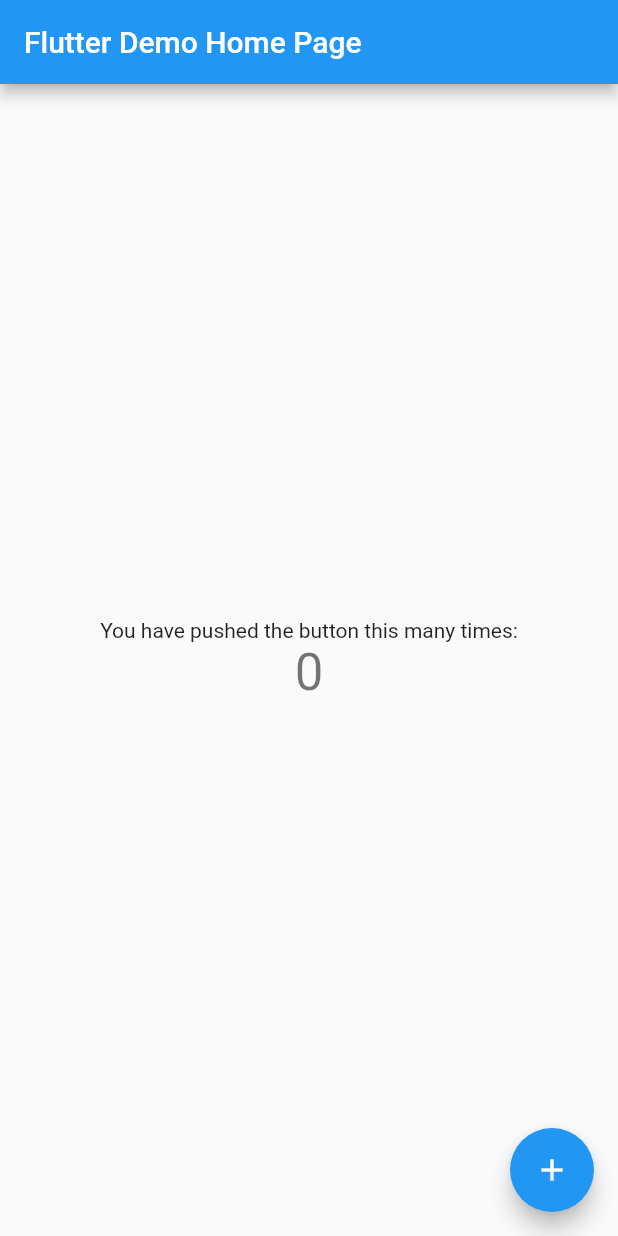
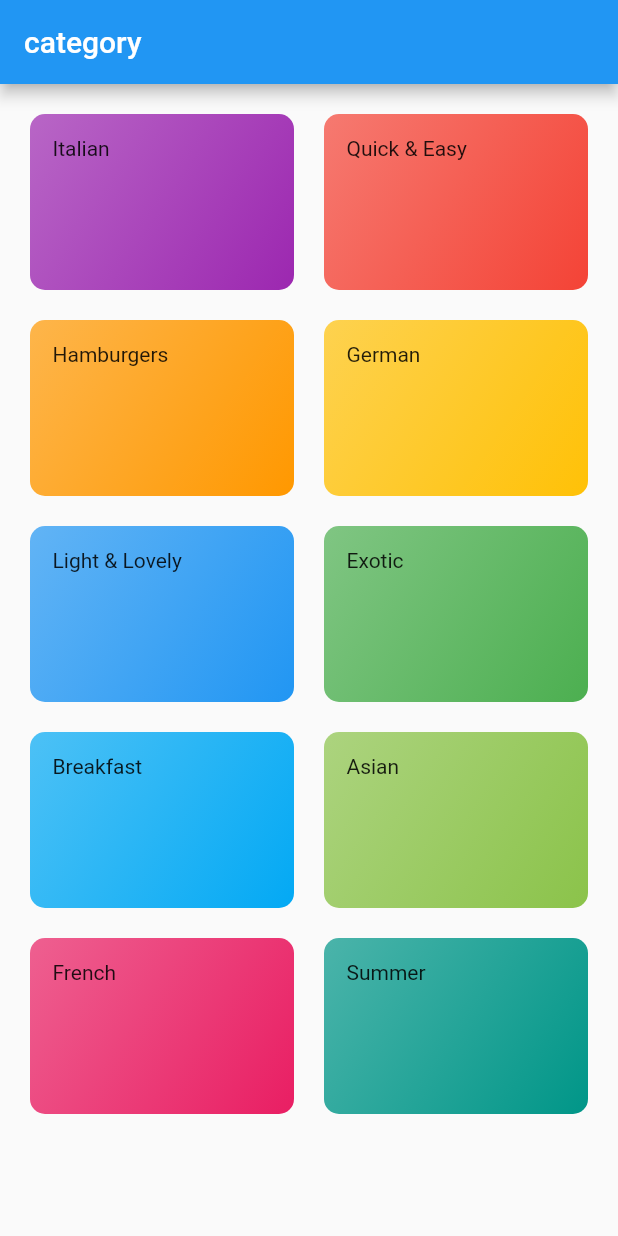
Before and after one commit to Muhammad-Yasin-ktk/MealsApp, a Flutter app: the screen it shows after launch, on a phone screen of 412 x 824 dp. Run offline on Flutter 3.47's test engine with Material 2 defaults, Android fonts, the phone set to English and light mode, and no system bars.

```diff
--- /dev/null
+++ b/lib/dummy_data.dart
@@ -0,0 +1,55 @@
+import 'package:flutter/material.dart';
+import 'package:meals_app/model/category.dart';
+
+const DUMMY_DATA = [
+  Category(
+    id: 'c1',
+    title: 'Italian',
+    color: Colors.purple,
+  ),
+  Category(
+    id: 'c2',
+    title: 'Quick & Easy',
+    color: Colors.red,
+  ),
+  Category(
+    id: 'c3',
+    title: 'Hamburgers',
+    color: Colors.orange,
+  ),
+  Category(
+    id: 'c4',
+    title: 'German',
+    color: Colors.amber,
+  ),
+  Category(
+    id: 'c5',
+    title: 'Light & Lovely',
+    color: Colors.blue,
+  ),
+  Category(
+    id: 'c6',
+    title: 'Exotic',
+    color: Colors.green,
+  ),
+  Category(
+    id: 'c7',
+    title: 'Breakfast',
+    color: Colors.lightBlue,
+  ),
+  Category(
+    id: 'c8',
+    title: 'Asian',
+    color: Colors.lightGreen,
+  ),
+  Category(
+    id: 'c9',
+    title: 'French',
+    color: Colors.pink,
+  ),
+  Category(
+    id: 'c10',
+    title: 'Summer',
+    color: Colors.teal,
+  )
+];
--- a/lib/main.dart
+++ b/lib/main.dart
@@ -1,117 +1,20 @@
 import 'package:flutter/material.dart';
+import 'package:meals_app/screen/category_meals_screen.dart';
+import 'package:meals_app/screen/category_screen.dart';
 
 void main() {
   runApp(MyApp());
 }
-
 class MyApp extends StatelessWidget {
-  // This widget is the root of your application.
   @override
   Widget build(BuildContext context) {
     return MaterialApp(
-      title: 'Flutter Demo',
-      theme: ThemeData(
-        // This is the theme of your application.
-        //
-        // Try running your application with "flutter run". You'll see the
-        // application has a blue toolbar. Then, without quitting the app, try
-        // changing the primarySwatch below to Colors.green and then invoke
-        // "hot reload" (press "r" in the console where you ran "flutter run",
-        // or simply save your changes to "hot reload" in a Flutter IDE).
-        // Notice that the counter didn't reset back to zero; the application
-        // is not restarted.
-        primarySwatch: Colors.blue,
-        // This makes the visual density adapt to the platform that you run
-        // the app on. For desktop platforms, the controls will be smaller and
-        // closer together (more dense) than on mobile platforms.
-        visualDensity: VisualDensity.adaptivePlatformDensity,
-      ),
-      home: MyHomePage(title: 'Flutter Demo Home Page'),
+
+      initialRoute: '/',
+      routes: {
+        '/':(ctx)=>CategoryScreen(),
+        CategoryMealsScreen.routeName:(ctx)=>CategoryMealsScreen(),
+      },
     );
   }
 }
-
-class MyHomePage extends StatefulWidget {
-  MyHomePage({Key key, this.title}) : super(key: key);
-
-  // This widget is the home page of your application. It is stateful, meaning
-  // that it has a State object (defined below) that contains fields that affect
-  // how it looks.
-
-  // This class is the configuration for the state. It holds the values (in this
-  // case the title) provided by the parent (in this case the App widget) and
-  // used by the build method of the State. Fields in a Widget subclass are
-  // always marked "final".
-
-  final String title;
-
-  @override
-  _MyHomePageState createState() => _MyHomePageState();
-}
-
-class _MyHomePageState extends State<MyHomePage> {
-  int _counter = 0;
-
-  void _incrementCounter() {
-    setState(() {
-      // This call to setState tells the Flutter framework that something has
-      // changed in this State, which causes it to rerun the build method below
-      // so that the display can reflect the updated values. If we changed
-      // _counter without calling setState(), then the build method would not be
-      // called again, and so nothing would appear to happen.
-      _counter++;
-    });
-  }
-
-  @override
-  Widget build(BuildContext context) {
-    // This method is rerun every time setState is called, for instance as done
-    // by the _incrementCounter method above.
-    //
-    // The Flutter framework has been optimized to make rerunning build methods
-    // fast, so that you can just rebuild anything that needs updating rather
-    // than having to individually change instances of widgets.
-    return Scaffold(
-      appBar: AppBar(
-        // Here we take the value from the MyHomePage object that was created by
-        // the App.build method, and use it to set our appbar title.
-        title: Text(widget.title),
-      ),
-      body: Center(
-        // Center is a layout widget. It takes a single child and positions it
-        // in the middle of the parent.
-        child: Column(
-          // Column is also a layout widget. It takes a list of children and
-          // arranges them vertically. By default, it sizes itself to fit its
-          // children horizontally, and tries to be as tall as its parent.
-          //
-          // Invoke "debug painting" (press "p" in the console, choose the
-          // "Toggle Debug Paint" action from the Flutter Inspector in Android
-          // Studio, or the "Toggle Debug Paint" command in Visual Studio Code)
-          // to see the wireframe for each widget.
-          //
-          // Column has various properties to control how it sizes itself and
-          // how it positions its children. Here we use mainAxisAlignment to
-          // center the children vertically; the main axis here is the vertical
-          // axis because Columns are vertical (the cross axis would be
-          // horizontal).
-          mainAxisAlignment: MainAxisAlignment.center,
-          children: <Widget>[
-            Text(
-              'You have pushed the button this many times:',
-            ),
-            Text(
-              '$_counter',
-              style: Theme.of(context).textTheme.headline4,
-            ),
-          ],
-        ),
-      ),
-      floatingActionButton: FloatingActionButton(
-        onPressed: _incrementCounter,
-        tooltip: 'Increment',
-        child: Icon(Icons.add),
-      ), // This trailing comma makes auto-formatting nicer for build methods.
-    );
-  }
-}
--- /dev/null
+++ b/lib/model/category.dart
@@ -0,0 +1,13 @@
+import 'package:flutter/material.dart';
+
+class Category {
+  final String id;
+  final String title;
+  final Color color;
+
+  const Category({
+    @required this.id,
+    @required this.title,
+    this.color,
+  });
+}
--- /dev/null
+++ b/lib/screen/category_meals_screen.dart
@@ -0,0 +1,23 @@
+import 'package:flutter/material.dart';
+
+class CategoryMealsScreen extends StatelessWidget {
+  static const routeName = '/categorymealscreen';
+
+  @override
+  Widget build(BuildContext context) {
+    final routeArgs =
+        ModalRoute.of(context).settings.arguments as Map<String, String>;
+    final id = routeArgs['id'];
+    final title = routeArgs['title'];
+    return Scaffold(
+      appBar: AppBar(
+        title: Text(id),
+      ),
+      body: Container(
+        child: Center(
+          child: Text(title),
+        ),
+      ),
+    );
+  }
+}
--- /dev/null
+++ b/lib/screen/category_screen.dart
@@ -0,0 +1,30 @@
+import 'package:flutter/material.dart';
+import 'package:meals_app/dummy_data.dart';
+import 'package:meals_app/widget/category_items.dart';
+
+class CategoryScreen extends StatelessWidget {
+  @override
+  Widget build(BuildContext context) {
+    return Scaffold(
+      appBar: AppBar(
+        title: Text('category'),
+      ),
+      body: GridView(
+        padding: const EdgeInsets.all(20),
+        children: DUMMY_DATA
+            .map((dummyData) => CategoryItem(
+                  id: dummyData.id,
+                  title: dummyData.title,
+                  color: dummyData.color,
+                ))
+            .toList(),
+        gridDelegate: SliverGridDelegateWithFixedCrossAxisCount(
+          crossAxisCount: 2,
+            childAspectRatio: 3 / 2,
+            mainAxisSpacing: 20,
+            crossAxisSpacing: 20
+        ),
+      ),
+    );
+  }
+}
--- /dev/null
+++ b/lib/widget/category_items.dart
@@ -0,0 +1,37 @@
+import 'package:flutter/material.dart';
+import 'package:meals_app/screen/category_meals_screen.dart';
+
+class CategoryItem extends StatelessWidget {
+  final String id;
+  final String title;
+  final Color color;
+
+  CategoryItem({this.id, this.title, this.color});
+
+  void selectCategory(BuildContext ctx) {
+    Navigator.of(ctx).pushNamed(CategoryMealsScreen.routeName,
+        arguments: {'id': id, 'title': title});
+    // Navigator.push(ctx, MaterialPageRoute(builder: (ctx)=>
+    // CategoryMealsScreen(id, title, color)
+    // ));
+  }
+
+  @override
+  Widget build(BuildContext context) {
+    return InkWell(
+      splashColor: Theme.of(context).primaryColor,
+      onTap: () => selectCategory(context),
+      child: Container(
+        padding: const EdgeInsets.all(15),
+        child: Text(title),
+        decoration: BoxDecoration(
+          gradient: LinearGradient(
+              colors: [color.withOpacity(0.7), color],
+              begin: Alignment.topLeft,
+              end: Alignment.bottomRight),
+          borderRadius: BorderRadius.circular(10),
+        ),
+      ),
+    );
+  }
+}
```
Also changed, not shown: 1 other file.
